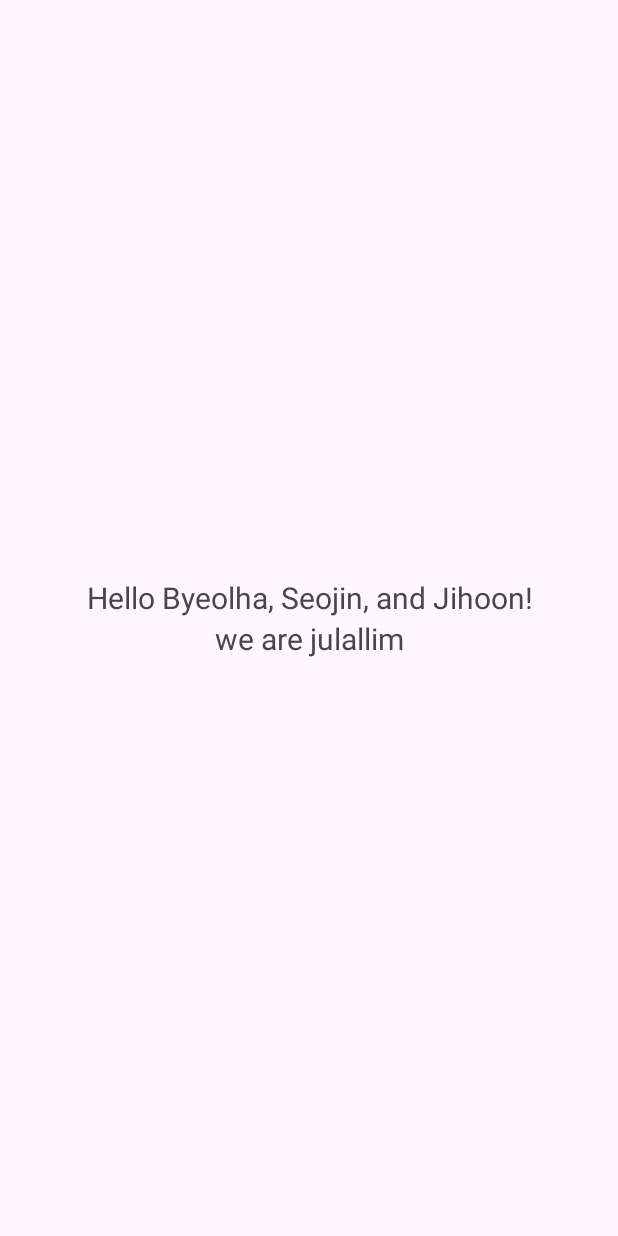
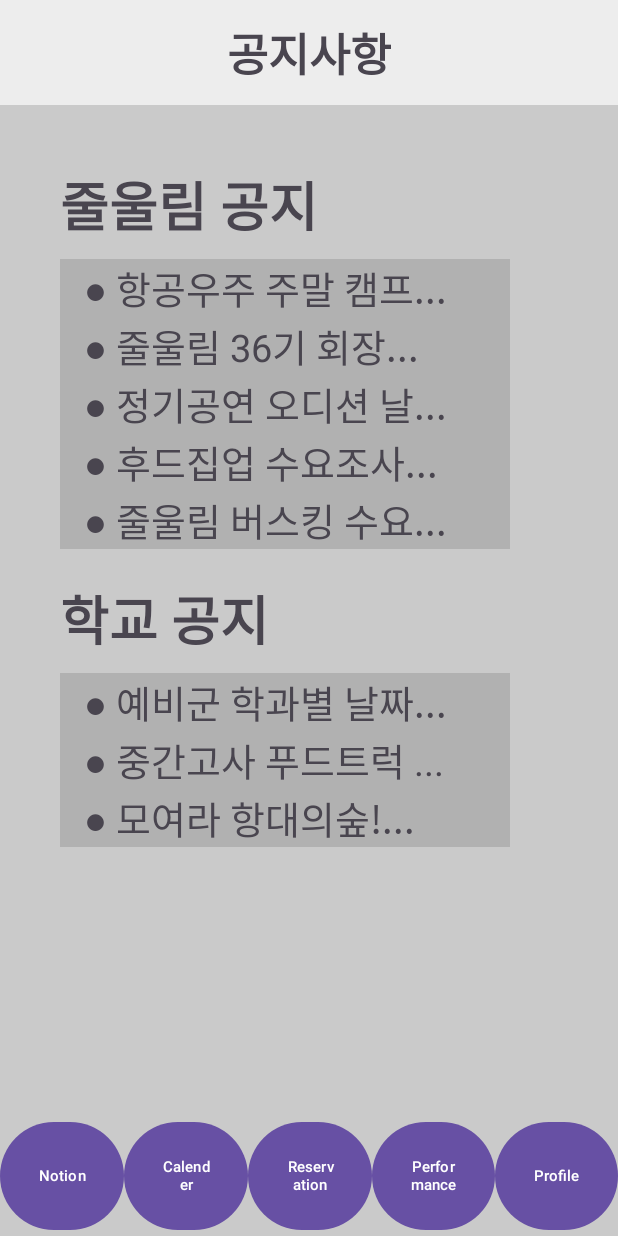
Before and after one commit to Haro5970/Jul_Allim, an Android app: the screen it shows after launch (MainActivity), on a phone screen of 412 x 824 dp. Run offline under Robolectric (Android 15) with nearby library versions, the phone set to English and light mode, and no system bars.

Commit message:
지훈공지사항 메인화면

```diff
--- /dev/null
+++ b/app/src/main/java/com/example/jul_allim/CalenderFragment.kt
@@ -0,0 +1,59 @@
+package com.example.jul_allim
+
+import android.os.Bundle
+import androidx.fragment.app.Fragment
+import android.view.LayoutInflater
+import android.view.View
+import android.view.ViewGroup
+
+// TODO: Rename parameter arguments, choose names that match
+// the fragment initialization parameters, e.g. ARG_ITEM_NUMBER
+private const val ARG_PARAM1 = "param1"
+private const val ARG_PARAM2 = "param2"
+
+/**
+ * A simple [Fragment] subclass.
+ * Use the [CalenderFragment.newInstance] factory method to
+ * create an instance of this fragment.
+ */
+class CalenderFragment : Fragment() {
+    // TODO: Rename and change types of parameters
+    private var param1: String? = null
+    private var param2: String? = null
+
+    override fun onCreate(savedInstanceState: Bundle?) {
+        super.onCreate(savedInstanceState)
+        arguments?.let {
+            param1 = it.getString(ARG_PARAM1)
+            param2 = it.getString(ARG_PARAM2)
+        }
+    }
+
+    override fun onCreateView(
+        inflater: LayoutInflater, container: ViewGroup?,
+        savedInstanceState: Bundle?
+    ): View? {
+        // Inflate the layout for this fragment
+        return inflater.inflate(R.layout.fragment_calender, container, false)
+    }
+
+    companion object {
+        /**
+         * Use this factory method to create a new instance of
+         * this fragment using the provided parameters.
+         *
+         * @param param1 Parameter 1.
+         * @param param2 Parameter 2.
+         * @return A new instance of fragment CalenderFragment.
+         */
+        // TODO: Rename and change types and number of parameters
+        @JvmStatic
+        fun newInstance(param1: String, param2: String) =
+            CalenderFragment().apply {
+                arguments = Bundle().apply {
+                    putString(ARG_PARAM1, param1)
+                    putString(ARG_PARAM2, param2)
+                }
+            }
+    }
+}
--- a/app/src/main/java/com/example/jul_allim/MainActivity.kt
+++ b/app/src/main/java/com/example/jul_allim/MainActivity.kt
@@ -2,10 +2,35 @@ package com.example.jul_allim
 
 import androidx.appcompat.app.AppCompatActivity
 import android.os.Bundle
+import androidx.fragment.app.Fragment
+import com.example.jul_allim.databinding.ActivityMainBinding
 
 class MainActivity : AppCompatActivity() {
+    lateinit var binding : ActivityMainBinding
     override fun onCreate(savedInstanceState: Bundle?) {
         super.onCreate(savedInstanceState)
-        setContentView(R.layout.activity_main)
+            // 화면 초기화 부분
+        binding = ActivityMainBinding.inflate(layoutInflater)
+        setMainFragment(NotionFragment())
+        setContentView(binding.root)
+
+            // 하단바 버튼 클릭시 페이지 이동
+        binding.btn1.setOnClickListener {
+            binding.textTitle.text = "공지사항"
+            setMainFragment(NotionFragment())
+        }
+        binding.btn2.setOnClickListener {
+            binding.textTitle.text = "캘린더"
+            setMainFragment(CalenderFragment())
+        }
+
+
+    }
+
+    fun setMainFragment(fragment: Fragment){
+        supportFragmentManager.beginTransaction().apply {
+            replace(binding.mainScreen.id,fragment)
+            commit()
+        }
     }
 }
--- /dev/null
+++ b/app/src/main/java/com/example/jul_allim/Notion.kt
@@ -0,0 +1,3 @@
+package com.example.jul_allim
+
+data class Notion(val content: String)
--- /dev/null
+++ b/app/src/main/java/com/example/jul_allim/NotionFragment.kt
@@ -0,0 +1,70 @@
+package com.example.jul_allim
+
+import android.os.Bundle
+import androidx.fragment.app.Fragment
+import android.view.LayoutInflater
+import android.view.View
+import android.view.ViewGroup
+import androidx.recyclerview.widget.LinearLayoutManager
+import com.example.jul_allim.databinding.FragmentNotionBinding
+
+class NotionFragment : Fragment() {
+    val jul_notions = arrayOf(
+        Notion("항공우주 주말 캠프 중등부 멘토 모집"),
+        Notion("줄울림 36기 회장단 모집"),
+        Notion("정기공연 오디션 날짜 공지"),
+        Notion("후드집업 수요조사"),
+        Notion("줄울림 버스킹 수요조사"),
+        Notion("2차 오디션 뒷풀이는 참여율이 저조해 취소합니다!"),
+        Notion("동방합주 예약이 올라올 예정입니다."),
+        Notion("2차 오디션 일정 공지"),
+        Notion("가을 엠티 입금 안내")
+    )
+    val kau_notions = arrayOf(
+        Notion("예비군 학과별 날짜 안내"),
+        Notion("중간고사 푸드트럭 안내"),
+        Notion("모여라 항대의숲!"),
+        Notion("자봉단 모집")
+    )
+
+    override fun onCreate(savedInstanceState: Bundle?) {
+        super.onCreate(savedInstanceState)
+    }
+
+    override fun onCreateView(
+        inflater: LayoutInflater, container: ViewGroup?,
+        savedInstanceState: Bundle?
+    ): View? {
+        // 생성시 할일
+        val binding = FragmentNotionBinding.inflate(inflater,container,false)
+            // 줄울림 공지 리스트
+        binding.julList.layoutManager = LinearLayoutManager(this.context)
+        binding.julList.adapter = NotionTitleAdapter(jul_notions.copyOfRange(0,minOf(5,jul_notions.size)))
+
+            // 학교 공지 리스트
+        binding.kauList.layoutManager = LinearLayoutManager(this.context)
+        binding.kauList.adapter = NotionTitleAdapter(kau_notions.copyOfRange(0,minOf(3,kau_notions.size)))
+
+
+        // Inflate the layout for this fragment
+        return binding.root
+    }
+
+    companion object {
+        /**
+         * Use this factory method to create a new instance of
+         * this fragment using the provided parameters.
+         *
+         * @param param1 Parameter 1.
+         * @param param2 Parameter 2.
+         * @return A new instance of fragment NotionFragment.
+         */
+        // TODO: Rename and change types and number of parameters
+        @JvmStatic
+        fun newInstance(param1: String, param2: String) =
+            NotionFragment().apply {
+                arguments = Bundle().apply {
+                }
+            }
+    }
+}
--- /dev/null
+++ b/app/src/main/java/com/example/jul_allim/NotionTitleAdapter.kt
@@ -0,0 +1,36 @@
+package com.example.jul_allim
+
+import android.util.Log
+import android.view.LayoutInflater
+import android.view.ViewGroup
+import android.widget.Toast
+import androidx.recyclerview.widget.RecyclerView
+import com.example.jul_allim.databinding.NotionTitleListBinding
+
+class NotionTitleAdapter(val notions: Array<Notion>)
+    : RecyclerView.Adapter<NotionTitleAdapter.Hoder>(){
+
+    override fun onCreateViewHolder(parent: ViewGroup, viewType: Int): Hoder {
+        val binding = NotionTitleListBinding.inflate(LayoutInflater.from(parent.context))
+        return Hoder(binding)
+    }
+
+    override fun onBindViewHolder(holder: Hoder, position: Int) {
+        holder.bind(notions[position])
+    }
+
+    override fun getItemCount() = notions.size
+
+    class Hoder(private val binding: NotionTitleListBinding) :RecyclerView.ViewHolder(binding.root){
+        fun bind ( notion: Notion){
+            binding.textView.text = " ● ${notion.content.subSequence(0,minOf(10,notion.content.length))}..."
+
+            binding.root.setOnClickListener{
+                Toast.makeText(binding.root.context,
+                    "${notion.content} 로 넘어가기 미구현",
+                    Toast.LENGTH_SHORT).show()
+            }
+        }
+    }
+
+}
--- a/app/src/main/res/layout/activity_main.xml
+++ b/app/src/main/res/layout/activity_main.xml
@@ -4,30 +4,101 @@
     xmlns:tools="http://schemas.android.com/tools"
     android:layout_width="match_parent"
     android:layout_height="match_parent"
+    android:background="@color/background_base"
     tools:context=".MainActivity">
 
-    <LinearLayout
+    <androidx.constraintlayout.widget.ConstraintLayout
+        android:id="@+id/constraintLayout"
         android:layout_width="match_parent"
-        android:layout_height="wrap_content"
-        android:orientation="vertical"
-        app:layout_constraintBottom_toBottomOf="parent"
-        app:layout_constraintTop_toTopOf="parent"
-        tools:layout_editor_absoluteX="27dp">
+        android:layout_height="70dp"
+        android:background="#EDEDED"
+        app:layout_constraintEnd_toEndOf="parent"
+        app:layout_constraintStart_toStartOf="parent"
+        app:layout_constraintTop_toTopOf="parent">
 
         <TextView
+            android:id="@+id/text_title"
+            android:layout_width="wrap_content"
+            android:layout_height="wrap_content"
+            android:text="공지사항"
+            android:textAlignment="center"
+            android:textSize="30sp"
+            android:textStyle="bold"
+            app:layout_constraintBottom_toBottomOf="parent"
+            app:layout_constraintEnd_toEndOf="parent"
+            app:layout_constraintStart_toStartOf="parent"
+            app:layout_constraintTop_toTopOf="parent" />
+    </androidx.constraintlayout.widget.ConstraintLayout>
+
+    <androidx.fragment.app.FragmentContainerView
+        android:id="@+id/mainScreen"
+        android:layout_width="match_parent"
+        android:layout_height="0dp"
+        android:layout_marginTop="80dp"
+        android:layout_marginBottom="80dp"
+        app:layout_constraintBottom_toBottomOf="parent"
+        app:layout_constraintEnd_toEndOf="parent"
+        app:layout_constraintStart_toStartOf="parent"
+        app:layout_constraintTop_toTopOf="parent" />
+
+    <LinearLayout
+        android:id="@+id/linearLayout"
+        android:layout_width="match_parent"
+        android:layout_height="0dp"
+        android:orientation="horizontal"
+        app:layout_constraintBottom_toBottomOf="parent"
+        app:layout_constraintEnd_toEndOf="parent"
+        app:layout_constraintStart_toStartOf="parent"
+        app:layout_constraintTop_toBottomOf="@+id/mainScreen">
+
+        <Button
+            android:id="@+id/btn1"
             android:layout_width="match_parent"
-            android:layout_height="wrap_content"
-            android:text="Hello Byeolha, Seojin, and Jihoon!"
+            android:layout_height="match_parent"
+            android:layout_weight="1"
+            android:text="Notion"
             android:textAlignment="center"
-            android:textSize="20sp" />
+            android:textColorLink="#FFFFFF"
+            android:textSize="10sp" />
 
-        <TextView
-            android:id="@+id/textView"
+        <Button
+            android:id="@+id/btn2"
             android:layout_width="match_parent"
-            android:layout_height="wrap_content"
-            android:text="we are julallim"
+            android:layout_height="match_parent"
+            android:layout_weight="1"
+            android:text="Calender"
             android:textAlignment="center"
-            android:textSize="20sp" />
+            android:textColorLink="#FFFFFF"
+            android:textSize="10sp" />
+
+        <Button
+            android:id="@+id/btn3"
+            android:layout_width="match_parent"
+            android:layout_height="match_parent"
+            android:layout_weight="1"
+            android:text="Reservation"
+            android:textAlignment="center"
+            android:textColorLink="#FFFFFF"
+            android:textSize="10sp" />
+
+        <Button
+            android:id="@+id/btn4"
+            android:layout_width="match_parent"
+            android:layout_height="match_parent"
+            android:layout_weight="1"
+            android:text="Performance"
+            android:textAlignment="center"
+            android:textColorLink="#FFFFFF"
+            android:textSize="10sp" />
+
+        <Button
+            android:id="@+id/btn5"
+            android:layout_width="match_parent"
+            android:layout_height="match_parent"
+            android:layout_weight="1"
+            android:text="Profile"
+            android:textAlignment="center"
+            android:textColorLink="#FFFFFF"
+            android:textSize="10sp" />
     </LinearLayout>
-
 </androidx.constraintlayout.widget.ConstraintLayout>
--- /dev/null
+++ b/app/src/main/res/layout/fragment_calender.xml
@@ -0,0 +1,23 @@
+<?xml version="1.0" encoding="utf-8"?>
+<androidx.constraintlayout.widget.ConstraintLayout xmlns:android="http://schemas.android.com/apk/res/android"
+    xmlns:app="http://schemas.android.com/apk/res-auto"
+    xmlns:tools="http://schemas.android.com/tools"
+    android:id="@+id/frameLayout2"
+    android:layout_width="match_parent"
+    android:layout_height="match_parent"
+    tools:context=".CalenderFragment">
+
+    <!-- TODO: Update blank fragment layout -->
+    <TextView
+        android:id="@+id/textView2"
+        android:layout_width="0dp"
+        android:layout_height="wrap_content"
+        android:text="Calender!"
+        android:textAlignment="center"
+        android:textSize="80sp"
+        app:layout_constraintBottom_toBottomOf="parent"
+        app:layout_constraintEnd_toEndOf="parent"
+        app:layout_constraintStart_toStartOf="parent"
+        app:layout_constraintTop_toTopOf="parent" />
+
+</androidx.constraintlayout.widget.ConstraintLayout>
--- /dev/null
+++ b/app/src/main/res/layout/fragment_notion.xml
@@ -0,0 +1,54 @@
+<?xml version="1.0" encoding="utf-8"?>
+<androidx.constraintlayout.widget.ConstraintLayout xmlns:android="http://schemas.android.com/apk/res/android"
+    xmlns:app="http://schemas.android.com/apk/res-auto"
+    xmlns:tools="http://schemas.android.com/tools"
+    android:id="@+id/frameLayout"
+    android:layout_width="match_parent"
+    android:layout_height="match_parent"
+    android:background="@color/background_base"
+    tools:context=".NotionFragment">
+
+    <TextView
+        android:id="@+id/title_jul"
+        android:layout_width="wrap_content"
+        android:layout_height="wrap_content"
+        android:layout_marginStart="40dp"
+        android:layout_marginTop="30dp"
+        android:text="줄울림 공지"
+        android:textSize="35sp"
+        android:textStyle="bold"
+        app:layout_constraintStart_toStartOf="parent"
+        app:layout_constraintTop_toTopOf="parent" />
+
+    <androidx.recyclerview.widget.RecyclerView
+        android:id="@+id/jul_list"
+        android:layout_width="300dp"
+        android:layout_height="wrap_content"
+        android:layout_marginTop="10dp"
+        android:background="@color/notion_table"
+        app:layout_constraintStart_toStartOf="@+id/title_jul"
+        app:layout_constraintTop_toBottomOf="@+id/title_jul" />
+
+    <TextView
+        android:id="@+id/title_kau"
+        android:layout_width="wrap_content"
+        android:layout_height="wrap_content"
+        android:layout_marginTop="20dp"
+        android:text="학교 공지"
+        android:textSize="35sp"
+        android:textStyle="bold"
+        app:layout_constraintStart_toStartOf="@+id/title_jul"
+        app:layout_constraintTop_toBottomOf="@+id/jul_list" />
+
+    <androidx.recyclerview.widget.RecyclerView
+        android:id="@+id/kau_list"
+        android:layout_width="300dp"
+        android:layout_height="wrap_content"
+        android:layout_marginTop="10dp"
+        android:background="@color/notion_table"
+        android:nestedScrollingEnabled="false"
+        android:overScrollMode="never"
+        app:layout_constraintStart_toStartOf="@+id/jul_list"
+        app:layout_constraintTop_toBottomOf="@+id/title_kau" />
+
+</androidx.constraintlayout.widget.ConstraintLayout>
--- /dev/null
+++ b/app/src/main/res/layout/notion_title_list.xml
@@ -0,0 +1,18 @@
+<?xml version="1.0" encoding="utf-8"?>
+<androidx.constraintlayout.widget.ConstraintLayout xmlns:android="http://schemas.android.com/apk/res/android"
+    xmlns:app="http://schemas.android.com/apk/res-auto"
+    android:layout_width="match_parent"
+    android:layout_height="wrap_content">
+
+    <TextView
+        android:id="@+id/textView"
+        android:layout_width="wrap_content"
+        android:layout_height="wrap_content"
+        android:layout_marginStart="10dp"
+        android:text="TextView"
+        android:textSize="25sp"
+        app:layout_constraintBottom_toBottomOf="parent"
+        app:layout_constraintStart_toStartOf="parent"
+        app:layout_constraintTop_toTopOf="parent"
+        app:layout_constraintVertical_bias="0.0" />
+</androidx.constraintlayout.widget.ConstraintLayout>
--- a/app/src/main/res/values/colors.xml
+++ b/app/src/main/res/values/colors.xml
@@ -2,4 +2,8 @@
 <resources>
     <color name="black">#FF000000</color>
     <color name="white">#FFFFFFFF</color>
+    <color name="background_base">#CACACA</color>
+    <color name="notion_table">#B1B1B1</color>
+
+
 </resources>
--- a/app/src/main/res/values/strings.xml
+++ b/app/src/main/res/values/strings.xml
@@ -1,3 +1,5 @@
 <resources>
     <string name="app_name">Jul_Allim</string>
+    <!-- TODO: Remove or change this placeholder text -->
+    <string name="hello_blank_fragment">Hello blank fragment</string>
 </resources>
```
